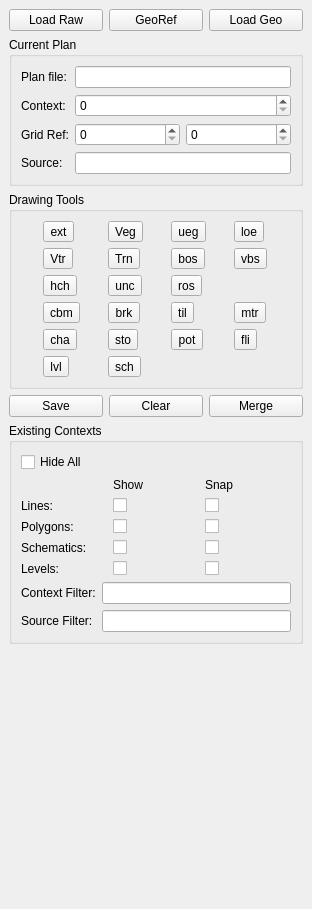
First picture: the form in ui_dock.ui, repository lparchaeology/ArkPlan, before the edit.
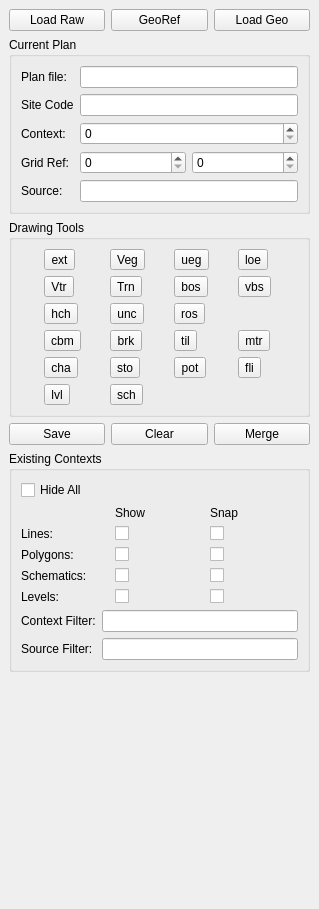
Second picture: the form after the edit.

Diff of the .ui file:
```diff
--- a/ui_dock.ui
+++ b/ui_dock.ui
@@ -6,7 +6,7 @@
    <rect>
     <x>0</x>
     <y>0</y>
-    <width>312</width>
+    <width>319</width>
     <height>909</height>
    </rect>
   </property>
@@ -52,23 +52,6 @@
        <string>Current Plan</string>
       </property>
       <layout class="QFormLayout" name="formLayout">
-       <item row="1" column="0">
-        <widget class="QLabel" name="m_fileLabel">
-         <property name="text">
-          <string>Plan file:</string>
-         </property>
-         <property name="buddy">
-          <cstring>m_fileEdit</cstring>
-         </property>
-        </widget>
-       </item>
-       <item row="1" column="1">
-        <widget class="QLineEdit" name="m_fileEdit">
-         <property name="readOnly">
-          <bool>true</bool>
-         </property>
-        </widget>
-       </item>
        <item row="2" column="0">
         <widget class="QLabel" name="m_contextLabel">
          <property name="text">
@@ -134,6 +117,37 @@
          </property>
         </widget>
        </item>
+       <item row="0" column="0">
+        <widget class="QLabel" name="m_fileLabel">
+         <property name="text">
+          <string>Plan file:</string>
+         </property>
+         <property name="buddy">
+          <cstring>m_fileEdit</cstring>
+         </property>
+        </widget>
+       </item>
+       <item row="0" column="1">
+        <widget class="QLineEdit" name="m_fileEdit">
+         <property name="readOnly">
+          <bool>true</bool>
+         </property>
+        </widget>
+       </item>
+       <item row="1" column="0">
+        <widget class="QLabel" name="m_siteLabel">
+         <property name="text">
+          <string>Site Code</string>
+         </property>
+        </widget>
+       </item>
+       <item row="1" column="1">
+        <widget class="QLineEdit" name="m_siteEdit">
+         <property name="readOnly">
+          <bool>true</bool>
+         </property>
+        </widget>
+       </item>
       </layout>
      </widget>
     </item>
```
